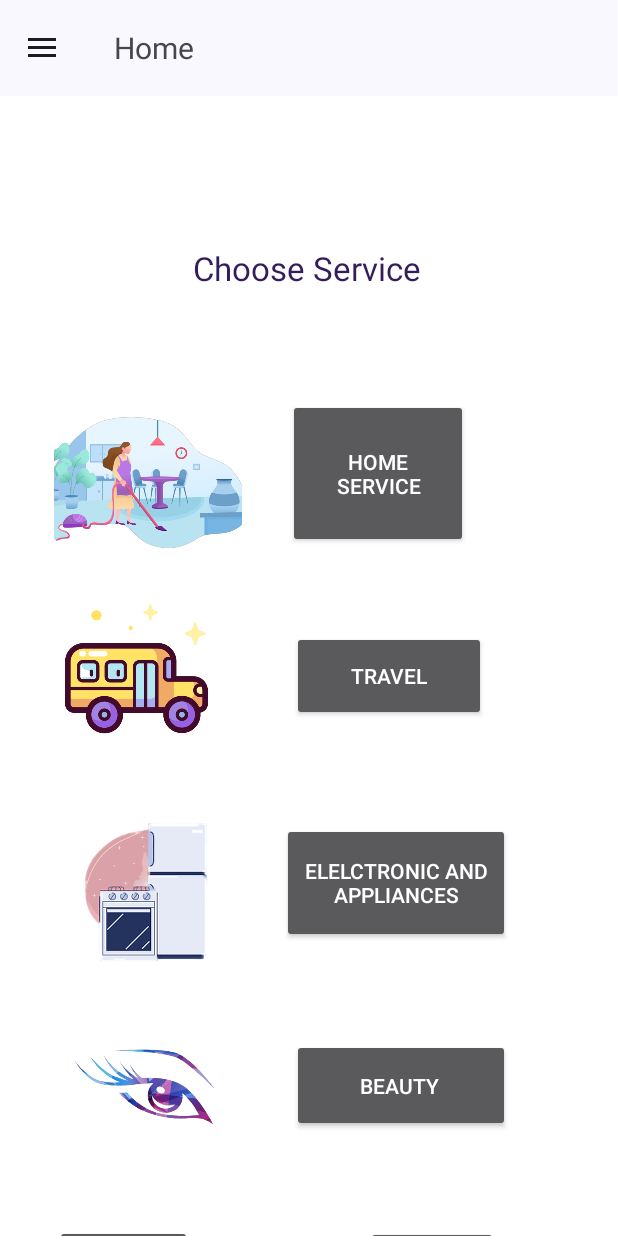
After one commit to galibmahmudjim/Amenite, an Android app: the CustomerActivity screen opened directly, with no data from a screen before it, on a phone screen of 412 x 824 dp. The commit adds this screen. Run offline under Robolectric (Android 15) with nearby library versions, the phone set to English and light mode, and no system bars; our stand-ins replace Firebase (no records; nobody signed in at launch, a user with empty details on screens opened directly).

Commit message:
Customer Navigation Drawer

```diff
--- /dev/null
+++ b/app/src/main/java/com/example/amenite/Customer/CustomerActivity.java
@@ -0,0 +1,80 @@
+package com.example.amenite.Customer;
+
+import androidx.annotation.NonNull;
+import androidx.appcompat.app.ActionBarDrawerToggle;
+import androidx.appcompat.app.AppCompatActivity;
+import androidx.core.view.GravityCompat;
+
+import android.content.Intent;
+import android.os.Bundle;
+import android.util.Log;
+import android.view.MenuItem;
+import android.view.View;
+
+import com.example.amenite.R;
+import com.example.amenite.Welcome;
+import com.example.amenite.databinding.ActivityCustomerBinding;
+import com.example.amenite.databinding.CustomerMenuHeaderBinding;
+import com.google.android.material.navigation.NavigationBarItemView;
+import com.google.android.material.navigation.NavigationBarView;
+import com.google.android.material.navigation.NavigationView;
+import com.google.firebase.auth.FirebaseAuth;
+
+public class CustomerActivity extends AppCompatActivity {
+    private static final String TAG = "Amenite_check";
+    private ActivityCustomerBinding activityCustomerBinding;
+
+    @Override
+    protected void onCreate(Bundle savedInstanceState) {
+        super.onCreate(savedInstanceState);
+        activityCustomerBinding = activityCustomerBinding.inflate(getLayoutInflater());
+        View view = activityCustomerBinding.getRoot();
+        setContentView(view);
+        activityCustomerBinding.CustomerNavigationDrawerDrawerLayout.bringToFront();
+        ActionBarDrawerToggle toggle = new ActionBarDrawerToggle(this, activityCustomerBinding.CustomerNavigationDrawerDrawerLayout, activityCustomerBinding.CustomerNavigationDrawerToolbar, R.string.navigation_drawer_open, R.string.navigation_drawer_close);
+        activityCustomerBinding.CustomerNavigationDrawerDrawerLayout.addDrawerListener(toggle);
+        toggle.syncState();
+
+        if (savedInstanceState == null) {
+            getSupportFragmentManager().beginTransaction()
+                    .replace(R.id.CustomerActivityFragmentContainer, new CustomerHomeFragment())
+                    .commit();
+            activityCustomerBinding.CustomerActivityToolbarTextview.setText("Home");
+            activityCustomerBinding.CustomerNavigationDrawerNavigationview.setCheckedItem(R.id.customerMenuHome);
+
+        }
+
+        activityCustomerBinding.CustomerNavigationDrawerNavigationview.setNavigationItemSelectedListener(new NavigationView.OnNavigationItemSelectedListener() {
+            @Override
+            public boolean onNavigationItemSelected(@NonNull MenuItem item) {
+                switch (item.getItemId()) {
+                    case R.id.customerMenuHome:
+                        getSupportFragmentManager().beginTransaction()
+                                .replace(R.id.CustomerActivityFragmentContainer, new CustomerHomeFragment())
+                                .commit();
+                        activityCustomerBinding.CustomerActivityToolbarTextview.setText("Home");
+                        activityCustomerBinding.CustomerNavigationDrawerNavigationview.setCheckedItem(R.id.customerMenuHome);
+
+                        break;
+                    case R.id.customerMenuLogout:
+                        FirebaseAuth.getInstance().signOut();
+                        startActivity(new Intent(CustomerActivity.this, Welcome.class));
+                        break;
+                }
+                activityCustomerBinding.CustomerNavigationDrawerDrawerLayout.closeDrawer(GravityCompat.START);
+                return true;
+            }
+        });
+
+    }
+
+    @Override
+    public void onBackPressed() {
+        if (activityCustomerBinding.CustomerNavigationDrawerDrawerLayout.isDrawerOpen(GravityCompat.START)) {
+            activityCustomerBinding.CustomerNavigationDrawerDrawerLayout.closeDrawer(GravityCompat.START);
+        } else {
+            super.onBackPressed();
+        }
+
+    }
+}
--- /dev/null
+++ b/app/src/main/java/com/example/amenite/Customer/CustomerHomeFragment.java
@@ -0,0 +1,23 @@
+package com.example.amenite.Customer;
+import android.os.Bundle;
+import androidx.fragment.app.Fragment;
+import android.view.LayoutInflater;
+import android.view.View;
+import android.view.ViewGroup;
+import com.example.amenite.R;
+import com.example.amenite.databinding.FragmentCustomerHomeBinding;
+
+public class CustomerHomeFragment extends Fragment {
+
+    private FragmentCustomerHomeBinding fragmentCustomerHomeBinding;
+    public CustomerHomeFragment() {
+    }
+
+
+    @Override
+    public View onCreateView(LayoutInflater inflater, ViewGroup container, Bundle savedInstanceState) {
+        fragmentCustomerHomeBinding =  FragmentCustomerHomeBinding.inflate(inflater,container,false);
+        View view = fragmentCustomerHomeBinding.getRoot();
+        return view;
+    }
+}
--- a/app/src/main/java/com/example/amenite/SignupActivity.java
+++ b/app/src/main/java/com/example/amenite/SignupActivity.java
@@ -43,7 +43,6 @@ public class SignupActivity extends AppCompatActivity {
     private ProgressBar signupActivityLoadingProgressBar;
     private EditText signupActivityOtpEdittext;
     private Button signupActivitySubmitButton;
-
     private final String TAG = "Amenite_check";
     private String username;
     private String email;
@@ -262,7 +261,7 @@ public class SignupActivity extends AppCompatActivity {
                                          }
                                      });
                              signupActivityLoadingProgressBar.setVisibility(View.GONE);
-                             //dBresources.firebaseAuth.signOut();
+                             dBresources.firebaseAuth.signOut();
                          }
                      }
                  });
--- /dev/null
+++ b/app/src/main/res/layout/activity_customer.xml
@@ -0,0 +1,52 @@
+<androidx.drawerlayout.widget.DrawerLayout xmlns:android="http://schemas.android.com/apk/res/android"
+    xmlns:app="http://schemas.android.com/apk/res-auto"
+    xmlns:tools="http://schemas.android.com/tools"
+    android:id="@+id/CustomerNavigationDrawerDrawerLayout"
+    android:layout_width="match_parent"
+    android:layout_height="match_parent"
+    android:background="@color/ghost_white"
+    android:fitsSystemWindows="true"
+    android:theme="@style/Theme.Material3.Light.NoActionBar"
+    tools:context=".Customer.CustomerActivity"
+    tools:openDrawer="start">
+
+    <LinearLayout
+        android:layout_width="match_parent"
+        android:layout_height="match_parent"
+        android:gravity="left"
+        android:orientation="vertical">
+
+        <androidx.appcompat.widget.Toolbar
+            android:id="@+id/CustomerNavigationDrawerToolbar"
+            android:layout_width="match_parent"
+            android:layout_height="wrap_content"
+            android:background="#00008577"
+            android:elevation="4dp"
+            android:minHeight="?attr/actionBarSize"
+            android:theme="?attr/actionBarTheme"
+            app:navigationIcon="@drawable/menu">
+
+            <TextView
+                android:id="@+id/CustomerActivityToolbarTextview"
+                android:layout_width="wrap_content"
+                android:layout_height="match_parent"
+                android:layout_marginStart="20dp"
+                android:gravity="top"
+                android:textSize="20sp" />
+        </androidx.appcompat.widget.Toolbar>
+
+        <FrameLayout
+            android:id="@+id/CustomerActivityFragmentContainer"
+            android:layout_width="match_parent"
+            android:layout_height="match_parent" />
+    </LinearLayout>
+
+    <com.google.android.material.navigation.NavigationView
+        android:id="@+id/CustomerNavigationDrawerNavigationview"
+        android:layout_width="wrap_content"
+        android:layout_height="match_parent"
+        android:layout_gravity="start"
+        app:headerLayout="@layout/customer_menu_header"
+        app:menu="@menu/customer_menu" />
+
+</androidx.drawerlayout.widget.DrawerLayout>
--- /dev/null
+++ b/app/src/main/res/layout/fragment_customer_home.xml
@@ -0,0 +1,136 @@
+<?xml version="1.0" encoding="utf-8"?>
+<ScrollView xmlns:android="http://schemas.android.com/apk/res/android"
+    xmlns:app="http://schemas.android.com/apk/res-auto"
+    xmlns:tools="http://schemas.android.com/tools"
+    android:layout_width="match_parent"
+    android:layout_height="match_parent"
+    android:id="@+id/fragment_customer_home_view">
+
+    <androidx.constraintlayout.widget.ConstraintLayout
+        android:layout_width="match_parent"
+        android:layout_height="match_parent"
+        android:background="@color/white">
+
+        <TextView
+            android:id="@+id/CustomerHomeFragmentChooseserviceTextview"
+            android:layout_width="382dp"
+            android:layout_height="30dp"
+            android:layout_marginStart="13dp"
+            android:layout_marginTop="100dp"
+            android:layout_marginEnd="16dp"
+            android:layout_marginBottom="623dp"
+            android:autoSizeTextType="uniform"
+            android:text="Choose Service"
+            android:textAlignment="center"
+            android:textColor="@color/darkPurple"
+            app:layout_constraintBottom_toTopOf="@+id/CustomerHomeFragmentContactusButton"
+            app:layout_constraintEnd_toEndOf="parent"
+            app:layout_constraintStart_toStartOf="parent"
+            app:layout_constraintTop_toTopOf="parent" />
+
+        <ImageView
+            android:id="@+id/CustomerHomeFragmentBeautyImageview"
+            android:layout_width="103dp"
+            android:layout_height="91dp"
+            android:layout_marginStart="48dp"
+            android:layout_marginBottom="100dp"
+            app:layout_constraintBottom_toBottomOf="parent"
+            app:layout_constraintStart_toStartOf="parent"
+            app:srcCompat="@drawable/beauty" />
+
+        <Button
+            android:id="@+id/CustomerHomeFragmentBeautyButton"
+            android:layout_width="145dp"
+            android:layout_height="62dp"
+            android:layout_marginEnd="72dp"
+            android:layout_marginBottom="116dp"
+            android:text="Beauty "
+            app:layout_constraintBottom_toBottomOf="parent"
+            app:layout_constraintEnd_toEndOf="parent" />
+
+        <ImageView
+            android:id="@+id/CustomerHomeFragmentElectronicImageview"
+            android:layout_width="114dp"
+            android:layout_height="114dp"
+            android:layout_marginEnd="28dp"
+            android:layout_marginBottom="28dp"
+            app:layout_constraintBottom_toTopOf="@+id/CustomerHomeFragmentBeautyImageview"
+            app:layout_constraintEnd_toStartOf="@+id/CustomerHomeFragmentElectronicandappliancesButton"
+            app:srcCompat="@drawable/electronics" />
+
+        <Button
+            android:id="@+id/CustomerHomeFragmentElectronicandappliancesButton"
+            android:layout_width="152dp"
+            android:layout_height="80dp"
+            android:layout_marginEnd="72dp"
+            android:layout_marginBottom="64dp"
+            android:text="ELELCTRONIC AND APPLIANCES"
+            app:layout_constraintBottom_toTopOf="@+id/CustomerHomeFragmentBeautyButton"
+            app:layout_constraintEnd_toEndOf="parent" />
+
+        <ImageView
+            android:id="@+id/CustomerHomeFragmentTravelImageview"
+            android:layout_width="150dp"
+            android:layout_height="95dp"
+            android:layout_marginStart="16dp"
+            android:layout_marginBottom="44dp"
+            app:layout_constraintBottom_toTopOf="@+id/CustomerHomeFragmentElectronicImageview"
+            app:layout_constraintStart_toStartOf="parent"
+            app:srcCompat="@drawable/bus" />
+
+        <Button
+            android:id="@+id/CustomerHomeFragmentTravelButton"
+            android:layout_width="129dp"
+            android:layout_height="60dp"
+            android:layout_marginEnd="88dp"
+            android:layout_marginBottom="68dp"
+            android:text="TRAVEL"
+            app:layout_constraintBottom_toTopOf="@+id/CustomerHomeFragmentElectronicandappliancesButton"
+            app:layout_constraintEnd_toEndOf="parent" />
+
+        <ImageView
+            android:id="@+id/CustomerHomeFragmentHomeserviceImageview"
+            android:layout_width="125dp"
+            android:layout_height="151dp"
+            android:layout_marginStart="36dp"
+            android:layout_marginTop="52dp"
+            app:layout_constraintStart_toStartOf="parent"
+            app:layout_constraintTop_toBottomOf="@+id/CustomerHomeFragmentChooseserviceTextview"
+            app:srcCompat="@drawable/homeservice" />
+
+        <Button
+            android:id="@+id/CustomerHomeFragmentHomeserviceButton"
+            android:layout_width="120dp"
+            android:layout_height="99dp"
+            android:layout_marginTop="72dp"
+            android:layout_marginEnd="100dp"
+            android:text="Home service"
+            app:layout_constraintEnd_toEndOf="parent"
+            app:layout_constraintTop_toBottomOf="@+id/CustomerHomeFragmentChooseserviceTextview" />
+
+        <Button
+            android:id="@+id/CustomerHomeFragmentContactusButton"
+            android:layout_width="wrap_content"
+            android:layout_height="wrap_content"
+            android:layout_marginEnd="8dp"
+            android:layout_marginBottom="5dp"
+            android:text="Contact Us"
+            android:textSize="10dp"
+            app:layout_constraintBottom_toBottomOf="parent"
+            app:layout_constraintEnd_toEndOf="@+id/CustomerHomeFragmentBeautyButton"
+            app:layout_constraintTop_toBottomOf="@+id/CustomerHomeFragmentChooseserviceTextview" />
+
+        <Button
+            android:id="@+id/CustomerHomeActivityDonationButton"
+            android:layout_width="91dp"
+            android:layout_height="37dp"
+            android:layout_marginEnd="212dp"
+            android:layout_marginBottom="5dp"
+            android:text="Donation"
+            android:textSize="10dp"
+            app:layout_constraintBottom_toBottomOf="parent"
+            app:layout_constraintEnd_toEndOf="@+id/CustomerHomeFragmentBeautyButton"
+            app:layout_constraintTop_toBottomOf="@+id/CustomerHomeFragmentChooseserviceTextview"
+            app:layout_constraintVertical_bias="0.982" />
+    </androidx.constraintlayout.widget.ConstraintLayout>
+</ScrollView>
--- a/app/src/main/res/values/strings.xml
+++ b/app/src/main/res/values/strings.xml
@@ -16,4 +16,6 @@
         <item>Admin</item>
         <item>Customer</item>
     </string-array>
+    <!-- TODO: Remove or change this placeholder text -->
+    <string name="hello_blank_fragment">Hello blank fragment</string>
 </resources>
```
Also changed, not shown: app/src/main/AndroidManifest.xml (+7 -5 lines), app/src/main/java/com/example/amenite/Customer/CustomerHomeActivity.java (deleted, +0 -106 lines), app/src/main/java/com/example/amenite/LoginActivity.java (+2 -8 lines), app/src/main/java/com/example/amenite/MainActivity.java (+1 -7 lines), app/src/main/res/layout/activity_customer_home.xml (deleted, +0 -166 lines).
